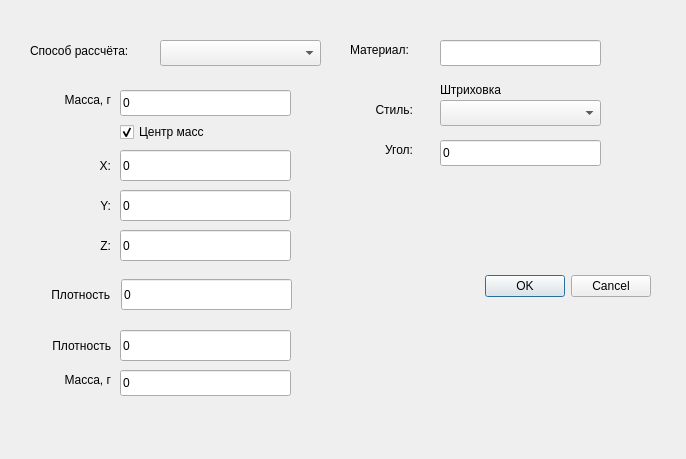
This is Qt_test/dialogparameters.ui in sub-1337/QtTest as Qt 5 draws it before an edit. The edited form follows.
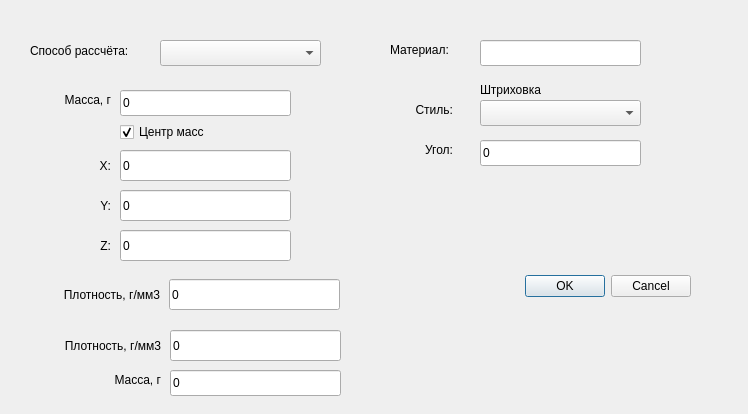
This is the edited form.

```diff
--- a/Qt_test/dialogparameters.ui
+++ b/Qt_test/dialogparameters.ui
@@ -6,8 +6,8 @@
    <rect>
     <x>0</x>
     <y>0</y>
-    <width>686</width>
-    <height>459</height>
+    <width>748</width>
+    <height>414</height>
    </rect>
   </property>
   <property name="windowTitle">
@@ -18,7 +18,7 @@
     <rect>
      <x>30</x>
      <y>30</y>
-     <width>631</width>
+     <width>711</width>
      <height>371</height>
     </rect>
    </property>
@@ -27,7 +27,7 @@
      <rect>
       <x>0</x>
       <y>50</y>
-      <width>311</width>
+      <width>351</width>
       <height>191</height>
      </rect>
     </property>
@@ -179,21 +179,21 @@
      <rect>
       <x>-1</x>
       <y>239</y>
-      <width>311</width>
+      <width>351</width>
       <height>51</height>
      </rect>
     </property>
     <widget class="QLabel" name="label_density">
      <property name="geometry">
       <rect>
-       <x>-10</x>
+       <x>10</x>
        <y>10</y>
-       <width>91</width>
+       <width>121</width>
        <height>31</height>
       </rect>
      </property>
      <property name="text">
-      <string>Плотность</string>
+      <string>Плотность, г/мм3</string>
      </property>
      <property name="alignment">
       <set>Qt::AlignmentFlag::AlignRight|Qt::AlignmentFlag::AlignTrailing|Qt::AlignmentFlag::AlignVCenter</set>
@@ -202,7 +202,7 @@
     <widget class="QLineEdit" name="lineEdit_density">
      <property name="geometry">
       <rect>
-       <x>92</x>
+       <x>140</x>
        <y>10</y>
        <width>171</width>
        <height>31</height>
@@ -218,14 +218,14 @@
      <rect>
       <x>-10</x>
       <y>300</y>
-      <width>311</width>
+      <width>361</width>
       <height>71</height>
      </rect>
     </property>
     <widget class="QLineEdit" name="lineEdit_density2">
      <property name="geometry">
       <rect>
-       <x>100</x>
+       <x>150</x>
        <y>0</y>
        <width>171</width>
        <height>31</height>
@@ -238,14 +238,14 @@
     <widget class="QLabel" name="label_density2">
      <property name="geometry">
       <rect>
-       <x>0</x>
+       <x>10</x>
        <y>0</y>
-       <width>91</width>
+       <width>131</width>
        <height>31</height>
       </rect>
      </property>
      <property name="text">
-      <string>Плотность</string>
+      <string>Плотность, г/мм3</string>
      </property>
      <property name="alignment">
       <set>Qt::AlignmentFlag::AlignRight|Qt::AlignmentFlag::AlignTrailing|Qt::AlignmentFlag::AlignVCenter</set>
@@ -254,7 +254,7 @@
     <widget class="QLabel" name="label_mass2">
      <property name="geometry">
       <rect>
-       <x>30</x>
+       <x>80</x>
        <y>40</y>
        <width>61</width>
        <height>20</height>
@@ -270,7 +270,7 @@
     <widget class="QLineEdit" name="lineEdit_mass_2">
      <property name="geometry">
       <rect>
-       <x>100</x>
+       <x>150</x>
        <y>40</y>
        <width>171</width>
        <height>26</height>
@@ -317,7 +317,7 @@
    <widget class="QWidget" name="widget_material" native="true">
     <property name="geometry">
      <rect>
-      <x>310</x>
+      <x>350</x>
       <y>0</y>
       <width>321</width>
       <height>371</height>
```
